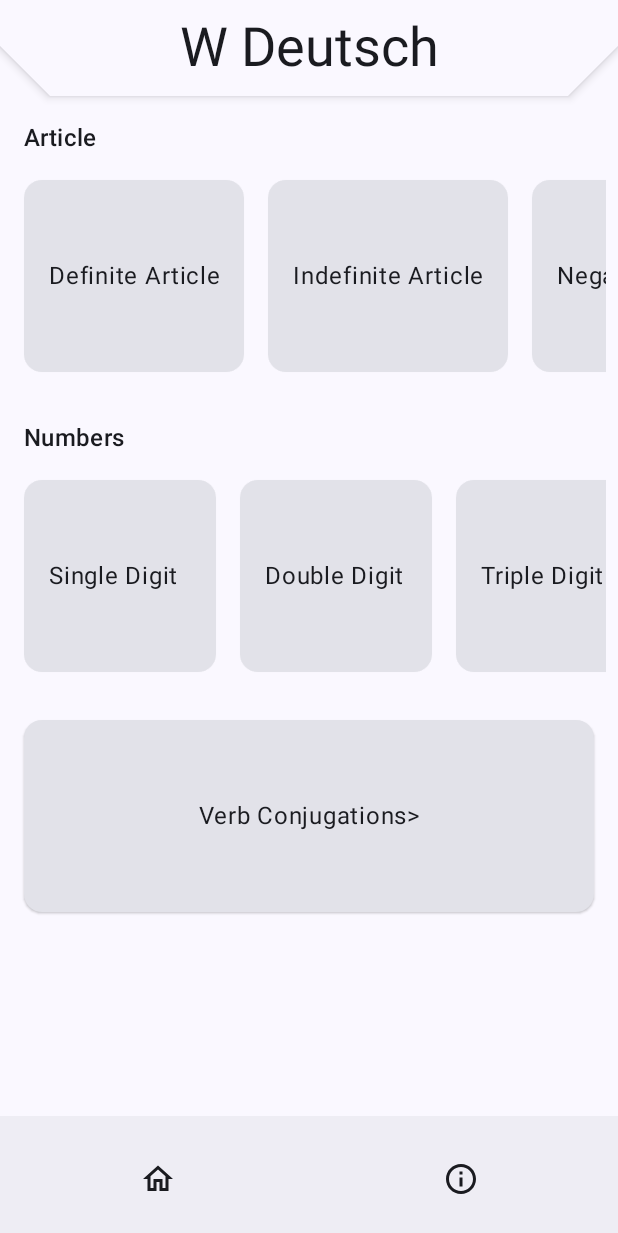
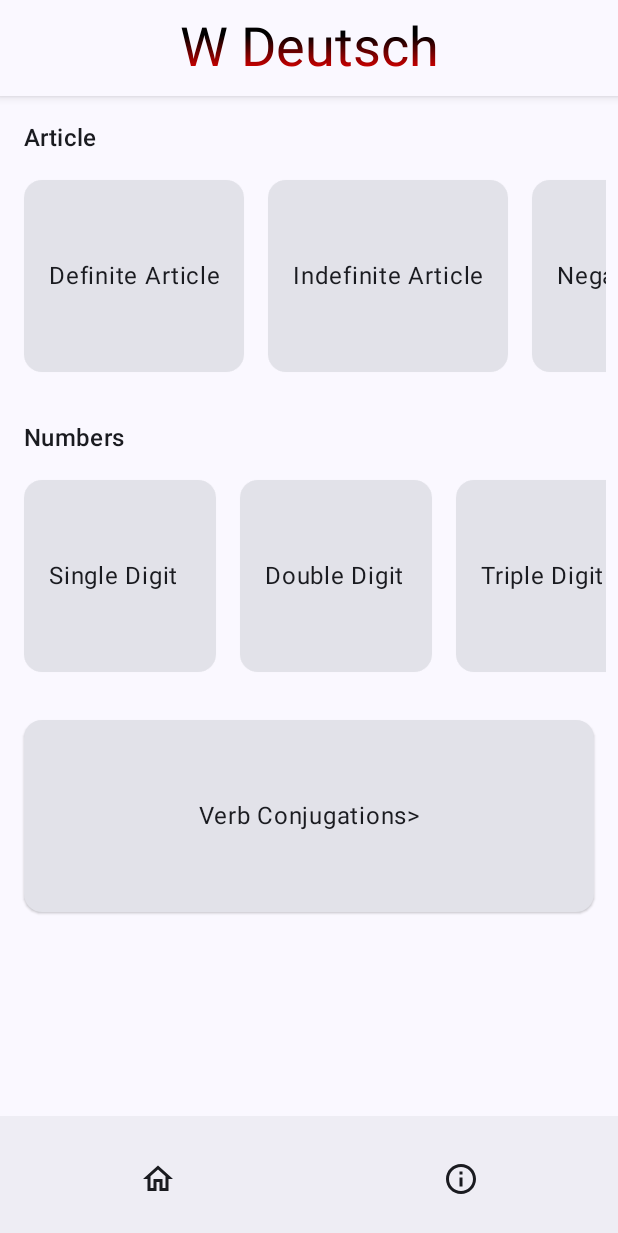
Before and after one commit to AshishPro04/w_deutsch, an Android app built with Jetpack Compose: the screen it shows after launch (MainActivity), on a phone screen of 412 x 824 dp. Shown: the top 1233 px of the screen. Run offline under Robolectric (Android 15) with nearby library versions, the phone set to English and light mode, and no system bars.

Commit message:
Made the topbar colorful

```diff
--- a/app/src/main/java/com/aschiesch/dspiel/MainActivity.kt
+++ b/app/src/main/java/com/aschiesch/dspiel/MainActivity.kt
@@ -1,5 +1,6 @@
 package com.aschiesch.dspiel
 
+import android.content.res.Configuration
 import android.os.Bundle
 import android.util.Log
 import androidx.activity.ComponentActivity
@@ -8,7 +9,6 @@ import androidx.activity.enableEdgeToEdge
 import androidx.compose.foundation.layout.fillMaxSize
 import androidx.compose.foundation.layout.fillMaxWidth
 import androidx.compose.foundation.layout.padding
-import androidx.compose.foundation.shape.CutCornerShape
 import androidx.compose.material.icons.Icons
 import androidx.compose.material.icons.outlined.Home
 import androidx.compose.material.icons.outlined.Info
@@ -24,6 +24,8 @@ import androidx.compose.runtime.Composable
 import androidx.compose.runtime.remember
 import androidx.compose.ui.Modifier
 import androidx.compose.ui.draw.shadow
+import androidx.compose.ui.graphics.Brush
+import androidx.compose.ui.graphics.TileMode
 import androidx.compose.ui.res.stringResource
 import androidx.compose.ui.tooling.preview.Preview
 import androidx.compose.ui.unit.dp
@@ -46,6 +48,9 @@ import com.aschiesch.dspiel.ui.QuizViewModelFactory
 import com.aschiesch.dspiel.ui.ResultScreen
 import com.aschiesch.dspiel.ui.WDeutschScreen
 import com.aschiesch.dspiel.ui.theme.WDeutschTheme
+import com.aschiesch.dspiel.ui.theme.gBlack
+import com.aschiesch.dspiel.ui.theme.gRed
+import com.aschiesch.dspiel.ui.theme.gYellow
 
 
 class MainActivity : ComponentActivity() {
@@ -173,13 +178,19 @@ class MainActivity : ComponentActivity() {
             title = {
                 Text(
                     text = stringResource(id = R.string.app_name),
-                    style = MaterialTheme.typography.displaySmall
+                    style = MaterialTheme.typography.displaySmall.copy(
+                        brush = Brush.verticalGradient(
+                            colors = listOf(gBlack, gRed, gYellow),
+                            tileMode = TileMode.Clamp,
+                            startY = 20f,
+                            endY = 90.0f
+                        )
+                    ),
                 )
             },
             modifier = Modifier.shadow(
-                elevation = 4.dp,
-                shape = CutCornerShape(bottomEnd = 50f, bottomStart = 50f)
-            ),
+                elevation = 4.dp
+            )
         )
     }
 
@@ -225,6 +236,14 @@ class MainActivity : ComponentActivity() {
             WDeutschBottomBar()
         }
     }
+
+    @Preview(uiMode = Configuration.UI_MODE_NIGHT_YES)
+    @Composable
+    fun WDeutschTopBarPreview() {
+        WDeutschTheme {
+            WDeutschTopBar()
+        }
+    }
 }
 
 fun NavController.navigatePopBackStack(route: String) {
--- a/app/src/main/java/com/aschiesch/dspiel/ui/theme/Color.kt
+++ b/app/src/main/java/com/aschiesch/dspiel/ui/theme/Color.kt
@@ -9,3 +9,7 @@ val Pink80 = Color(0xFFEFB8C8)
 val Purple40 = Color(0xFF6650a4)
 val PurpleGrey40 = Color(0xFF625b71)
 val Pink40 = Color(0xFF7D5260)
+
+val gBlack = Color(0xFF000000)
+val gRed = Color(0xFFDD0000)
+val gYellow = Color(0xFFFFCE00)
```
